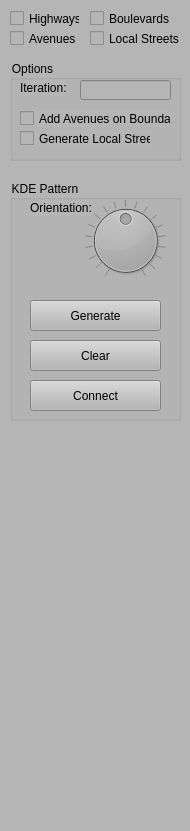
gnishida/RoadDesigner, file RoadDesigner/ControlWidget.ui: the form before one commit.
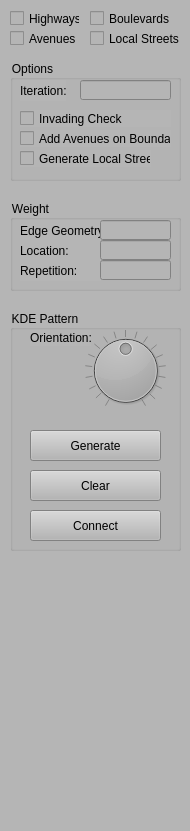
The form after the commit.

Commit message: Add UI to adjust the weights

Patch:
```diff
--- a/RoadDesigner/ControlWidget.ui
+++ b/RoadDesigner/ControlWidget.ui
@@ -50,7 +50,7 @@
     <property name="geometry">
      <rect>
       <x>10</x>
-      <y>180</y>
+      <y>310</y>
       <width>171</width>
       <height>241</height>
      </rect>
@@ -151,7 +151,7 @@
       <x>10</x>
       <y>60</y>
       <width>171</width>
-      <height>101</height>
+      <height>121</height>
      </rect>
     </property>
     <property name="title">
@@ -161,7 +161,7 @@
      <property name="geometry">
       <rect>
        <x>10</x>
-       <y>50</y>
+       <y>70</y>
        <width>151</width>
        <height>17</height>
       </rect>
@@ -176,7 +176,7 @@
        <x>10</x>
        <y>20</y>
        <width>46</width>
-       <height>16</height>
+       <height>21</height>
       </rect>
      </property>
      <property name="text">
@@ -200,7 +200,7 @@
      <property name="geometry">
       <rect>
        <x>10</x>
-       <y>70</y>
+       <y>90</y>
        <width>131</width>
        <height>17</height>
       </rect>
@@ -209,6 +209,19 @@
       <string>Generate Local Streets</string>
      </property>
     </widget>
+    <widget class="QCheckBox" name="checkBoxInvadingCheck">
+     <property name="geometry">
+      <rect>
+       <x>10</x>
+       <y>50</y>
+       <width>151</width>
+       <height>17</height>
+      </rect>
+     </property>
+     <property name="text">
+      <string>Invading Check</string>
+     </property>
+    </widget>
    </widget>
    <widget class="QCheckBox" name="checkBoxRoadTypeHighway">
     <property name="geometry">
@@ -236,6 +249,97 @@
      <string>Boulevards</string>
     </property>
    </widget>
+   <widget class="QGroupBox" name="groupBox_2">
+    <property name="geometry">
+     <rect>
+      <x>10</x>
+      <y>200</y>
+      <width>171</width>
+      <height>91</height>
+     </rect>
+    </property>
+    <property name="title">
+     <string>Weight</string>
+    </property>
+    <widget class="QLabel" name="label_3">
+     <property name="geometry">
+      <rect>
+       <x>10</x>
+       <y>20</y>
+       <width>81</width>
+       <height>21</height>
+      </rect>
+     </property>
+     <property name="text">
+      <string>Edge Geometry:</string>
+     </property>
+    </widget>
+    <widget class="QLabel" name="label_4">
+     <property name="geometry">
+      <rect>
+       <x>10</x>
+       <y>40</y>
+       <width>81</width>
+       <height>21</height>
+      </rect>
+     </property>
+     <property name="text">
+      <string>Location:</string>
+     </property>
+    </widget>
+    <widget class="QLabel" name="label_5">
+     <property name="geometry">
+      <rect>
+       <x>10</x>
+       <y>60</y>
+       <width>81</width>
+       <height>21</height>
+      </rect>
+     </property>
+     <property name="text">
+      <string>Repetition:</string>
+     </property>
+    </widget>
+    <widget class="QLineEdit" name="lineEditWeightEdge">
+     <property name="geometry">
+      <rect>
+       <x>90</x>
+       <y>20</y>
+       <width>71</width>
+       <height>20</height>
+      </rect>
+     </property>
+     <property name="alignment">
+      <set>Qt::AlignRight|Qt::AlignTrailing|Qt::AlignVCenter</set>
+     </property>
+    </widget>
+    <widget class="QLineEdit" name="lineEditWeightLocation">
+     <property name="geometry">
+      <rect>
+       <x>90</x>
+       <y>40</y>
+       <width>71</width>
+       <height>20</height>
+      </rect>
+     </property>
+     <property name="alignment">
+      <set>Qt::AlignRight|Qt::AlignTrailing|Qt::AlignVCenter</set>
+     </property>
+    </widget>
+    <widget class="QLineEdit" name="lineEditWeightRepetition">
+     <property name="geometry">
+      <rect>
+       <x>90</x>
+       <y>60</y>
+       <width>71</width>
+       <height>20</height>
+      </rect>
+     </property>
+     <property name="alignment">
+      <set>Qt::AlignRight|Qt::AlignTrailing|Qt::AlignVCenter</set>
+     </property>
+    </widget>
+   </widget>
   </widget>
  </widget>
  <resources/>
```
Left out of the diff: 3 changed lines with no effect on the pictures. The commit also changes 3 other files.
